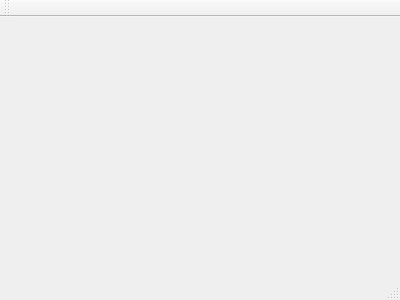
607011/directorsview, file mainwindow.ui: the form before one commit.
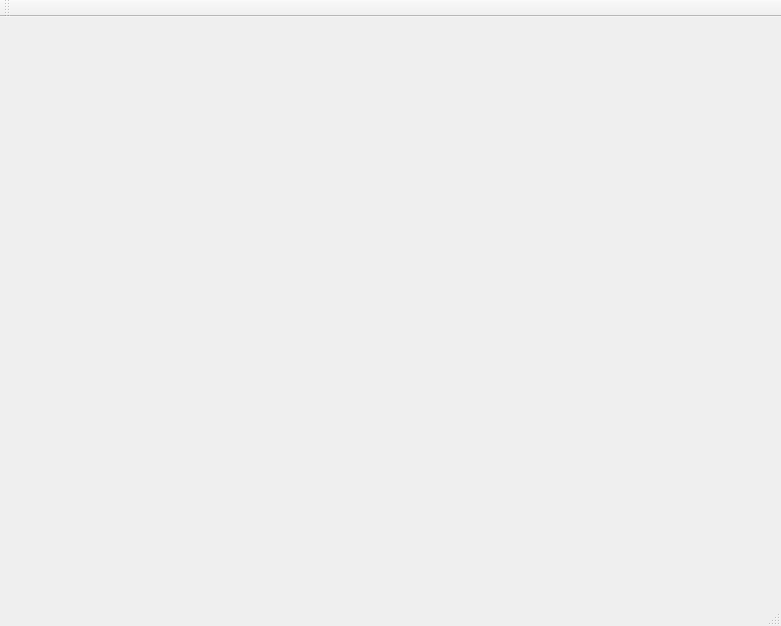
The form after the commit.

What changed in the file:
```diff
--- a/mainwindow.ui
+++ b/mainwindow.ui
@@ -6,14 +6,20 @@
    <rect>
     <x>0</x>
     <y>0</y>
-    <width>400</width>
-    <height>300</height>
+    <width>781</width>
+    <height>626</height>
    </rect>
   </property>
   <property name="windowTitle">
    <string>c't EyeX Demo</string>
   </property>
-  <widget class="QWidget" name="centralWidget"/>
+  <widget class="QWidget" name="centralWidget">
+   <layout class="QGridLayout" name="gridLayout_2">
+    <item row="0" column="0">
+     <layout class="QGridLayout" name="gridLayout"/>
+    </item>
+   </layout>
+  </widget>
   <widget class="QMenuBar" name="menuBar">
    <property name="geometry">
     <rect>
```
Left out of the diff: 2 changed lines with no effect on the pictures.
